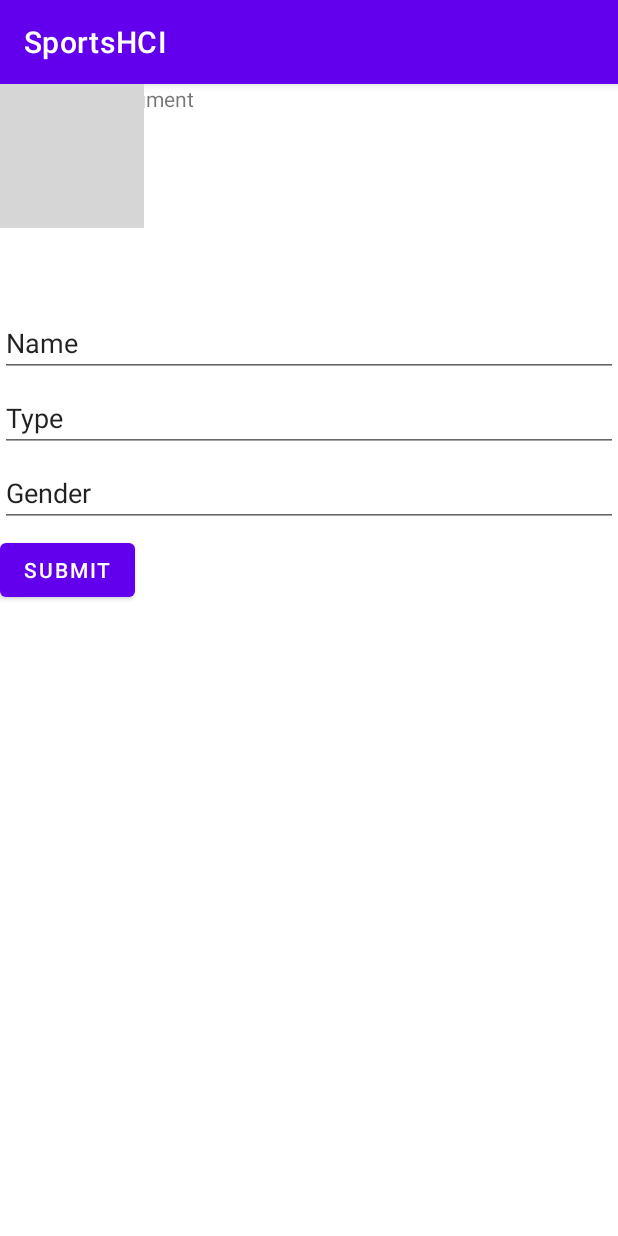
After one commit to Jorgy27/SportsHCI, an Android app: the fragment TestDatabase placed in its activity, on a phone screen of 412 x 824 dp. The commit adds this screen. Run offline under Robolectric (Android 15) with nearby library versions, the phone set to English and light mode, and no system bars; our stand-ins replace Room's generated code; grey boxes are pictures that could not be loaded.

Commit message:
Added a Room database with 3 tables{Sports,Athletes,Teams},a test fragment with witch you test inserts on the sports table and a fragment that shows the data in the sports data table.

```diff
--- a/app/build.gradle
+++ b/app/build.gradle
@@ -29,6 +29,12 @@ android {
 }
 
 dependencies {
+    // Room Dependencies
+    def room_version = "2.2.6"
+    implementation "androidx.room:room-runtime:$room_version"
+    annotationProcessor "androidx.room:room-compiler:$room_version"
+    // Test helpers
+    testImplementation "androidx.room:room-testing:$room_version"
 
     implementation 'androidx.appcompat:appcompat:1.2.0'
     implementation 'com.google.android.material:material:1.3.0'
--- a/app/src/main/java/com/example/sportshci/HomeFragment.java
+++ b/app/src/main/java/com/example/sportshci/HomeFragment.java
@@ -65,20 +65,20 @@ public class HomeFragment extends Fragment {
         // Inflate the layout for this fragment
         View view = inflater.inflate(R.layout.fragment_home, container, false); //krataw to view prin to epistrepsw
 
-        /*
+
         //--------------- Button on Click Function ---------------
         sportBtn = view.findViewById(R.id.sportsBtn); //mesa apo to view vriskw to button
         sportBtn.setOnClickListener(new View.OnClickListener() {
             @Override
             public void onClick(View v) {
-                SportsFragment sportsFragment = new SportsFragment();
+                TestDatabase sportsFragment = new TestDatabase();
                 FragmentTransaction transaction = getFragmentManager().beginTransaction();
 
                 transaction.replace(R.id.fragment_container, sportsFragment);
                 transaction.addToBackStack(null);
                 transaction.commit();
             }
-        });*/
+        });
         return view;
     }
 }
--- a/app/src/main/java/com/example/sportshci/MainActivity.java
+++ b/app/src/main/java/com/example/sportshci/MainActivity.java
@@ -2,17 +2,26 @@ package com.example.sportshci;
 
 import androidx.appcompat.app.AppCompatActivity;
 import androidx.fragment.app.FragmentManager;
+import androidx.room.Room;
 
 
 import android.os.Bundle;
 
+import com.example.sportshci.Room.MyDatabase;
+
 
 public class MainActivity extends AppCompatActivity {
+
+    public static FragmentManager fragmentManager;
+    public static MyDatabase myDatabase;
 
     @Override
     protected void onCreate(Bundle savedInstanceState) {
         super.onCreate(savedInstanceState);
         setContentView(R.layout.activity_main);
+
+        fragmentManager = getSupportFragmentManager();
+        myDatabase = Room.databaseBuilder(getApplicationContext(),MyDatabase.class, "sportsDB").allowMainThreadQueries().build(); //build database for this activity
 
         if (findViewById(R.id.fragment_container)!=null) {
             if (savedInstanceState != null) {
@@ -20,6 +29,6 @@ public class MainActivity extends AppCompatActivity {
             }
         }
         HomeFragment homeFragment = new HomeFragment();
-        getSupportFragmentManager().beginTransaction().add(R.id.fragment_container, homeFragment).commit();
+        fragmentManager.beginTransaction().add(R.id.fragment_container, homeFragment).commit();
     }
 }
--- /dev/null
+++ b/app/src/main/java/com/example/sportshci/Room/MyDao.java
@@ -0,0 +1,33 @@
+package com.example.sportshci.Room;
+
+import androidx.room.Dao;
+import androidx.room.Insert;
+import androidx.room.Query;
+
+import java.util.List;
+
+@Dao
+public interface MyDao {
+
+    //---------------Sport methods---------------
+    @Insert
+    public void addSport(Sport sport);
+
+    @Query("SELECT * FROM SPORTS")
+    public List<Sport> getSports();
+
+
+    //---------------Athlete methods---------------
+    @Insert
+    public void addAthlete(Athlete athlete);
+
+    @Query("SELECT * FROM ATHLETES")
+    public List<Athlete> getAthletes();
+
+    //---------------Team methods---------------
+    @Insert
+    public void addTeam(Team team);
+
+    @Query("SELECT * FROM Teams")
+    public List<Team> getTeams();
+}
--- /dev/null
+++ b/app/src/main/java/com/example/sportshci/Room/MyDatabase.java
@@ -0,0 +1,9 @@
+package com.example.sportshci.Room;
+
+import androidx.room.Database;
+import androidx.room.RoomDatabase;
+
+@Database(entities = {Sport.class,Athlete.class,Team.class},version = 1)
+public abstract class MyDatabase extends RoomDatabase {
+    public abstract MyDao myDao();
+}
--- /dev/null
+++ b/app/src/main/java/com/example/sportshci/TestDatabase.java
@@ -0,0 +1,63 @@
+package com.example.sportshci;
+
+import android.os.Bundle;
+
+import androidx.fragment.app.Fragment;
+import androidx.fragment.app.FragmentTransaction;
+
+import android.view.LayoutInflater;
+import android.view.View;
+import android.view.ViewGroup;
+import android.widget.Button;
+import android.widget.EditText;
+import android.widget.Toast;
+
+import com.example.sportshci.Room.*;
+
+
+public class TestDatabase extends Fragment {
+
+    EditText sportNameTxt, sportTypeTxt, sportGenderTxt;
+    Button button;
+
+    public TestDatabase() {
+        // Required empty public constructor
+    }
+
+    @Override
+    public View onCreateView(LayoutInflater inflater, ViewGroup container,
+                             Bundle savedInstanceState) {
+        // Inflate the layout for this fragment
+        View view = inflater.inflate(R.layout.fragment_test_database, container, false);
+
+        sportNameTxt = view.findViewById(R.id.sportNameTxt);
+        sportTypeTxt = view.findViewById(R.id.sportTypeTxt);
+        sportGenderTxt = view.findViewById(R.id.sportGenderTxt);
+        button = view.findViewById(R.id.submitBtn);
+
+        button.setOnClickListener( (v)->{
+                String var_sportName = sportNameTxt.getText().toString();
+                String var_sportType = sportTypeTxt.getText().toString();
+                String var_sportGender = sportGenderTxt.getText().toString();
+
+                Sport sport = new Sport();
+                sport.setName(var_sportName);
+                sport.setType(var_sportType);
+                sport.setGender(var_sportGender);
+
+                MainActivity.myDatabase.myDao().addSport(sport);
+                Toast.makeText(getActivity(),"Ola kala bro mou ola popa",Toast.LENGTH_LONG).show();
+
+
+                DatabaseLog databaseLogFragment = new DatabaseLog();
+                FragmentTransaction transaction = getFragmentManager().beginTransaction();
+
+                transaction.replace(R.id.fragment_container, databaseLogFragment);
+                transaction.addToBackStack(null);
+                transaction.commit();
+            }
+        );
+        return view;
+    }
+
+}
--- /dev/null
+++ b/app/src/main/res/layout/fragment_test_database.xml
@@ -0,0 +1,70 @@
+<?xml version="1.0" encoding="utf-8"?>
+<FrameLayout xmlns:android="http://schemas.android.com/apk/res/android"
+    xmlns:app="http://schemas.android.com/apk/res-auto"
+    xmlns:tools="http://schemas.android.com/tools"
+    android:layout_width="match_parent"
+    android:layout_height="match_parent"
+    tools:context=".TestDatabase">
+
+    <!-- TODO: Update blank fragment layout -->
+    <TextView
+        android:layout_width="match_parent"
+        android:layout_height="match_parent"
+        android:text="@string/hello_blank_fragment" />
+
+    <ImageView
+        android:id="@+id/imageView2"
+        android:layout_width="wrap_content"
+        android:layout_height="wrap_content"
+        android:src="@drawable/background" />
+
+    <TextView
+        android:id="@+id/textView"
+        android:layout_width="195dp"
+        android:layout_height="55dp"
+        android:layout_marginStart="100dp"
+        android:layout_marginLeft="100dp"
+        android:layout_marginTop="50dp"
+        android:layout_marginEnd="50dp"
+        android:layout_marginRight="50dp"
+        android:text="INSERT SPORT"
+        android:textAllCaps="true"
+        android:textColor="#FFFFFF"
+        android:textSize="24sp"
+        android:textStyle="bold" />
+
+    <EditText
+        android:id="@+id/sportNameTxt"
+        android:layout_width="match_parent"
+        android:layout_height="wrap_content"
+        android:layout_marginTop="150dp"
+        android:ems="10"
+        android:inputType="textPersonName"
+        android:text="Name" />
+
+    <EditText
+        android:id="@+id/sportTypeTxt"
+        android:layout_width="match_parent"
+        android:layout_height="wrap_content"
+        android:layout_marginTop="200dp"
+        android:ems="10"
+        android:inputType="textPersonName"
+        android:text="Type" />
+
+    <EditText
+        android:id="@+id/sportGenderTxt"
+        android:layout_width="match_parent"
+        android:layout_height="wrap_content"
+        android:layout_marginTop="250dp"
+        android:ems="10"
+        android:inputType="textPersonName"
+        android:text="Gender" />
+
+    <Button
+        android:id="@+id/submitBtn"
+        android:layout_width="wrap_content"
+        android:layout_height="wrap_content"
+        android:layout_marginTop="300dp"
+        android:text="Submit" />
+
+</FrameLayout>
```
Also changed, not shown: app/src/main/java/com/example/sportshci/DatabaseLog.java (added, +45 -0 lines), app/src/main/java/com/example/sportshci/Room/Athlete.java (added, +78 -0 lines), app/src/main/java/com/example/sportshci/Room/Sport.java (added, +45 -0 lines), app/src/main/java/com/example/sportshci/Room/Team.java (added, +68 -0 lines), app/src/main/res/layout/fragment_database_log.xml (added, +20 -0 lines).
